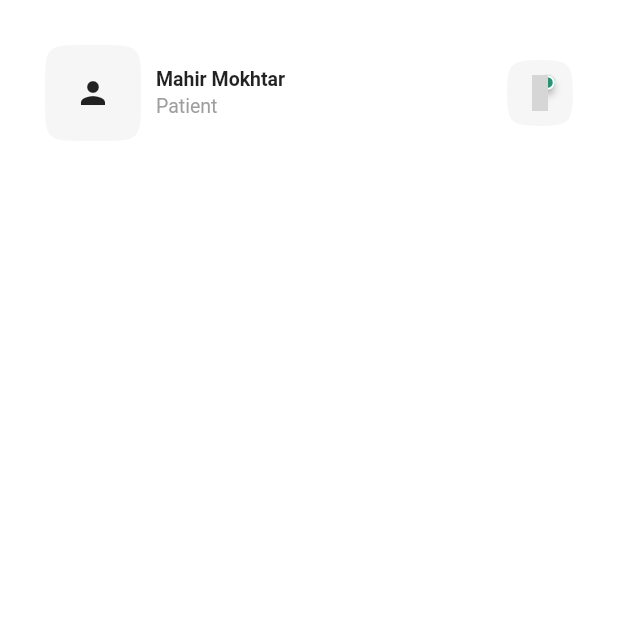
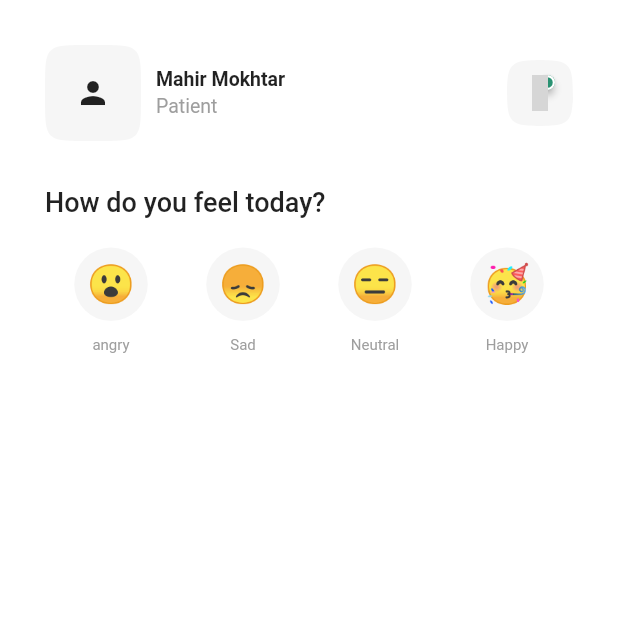
Before and after one commit to mahirAbdAlazimMokhtar/self_care, a Flutter app: the screen it shows after launch, on a phone screen of 412 x 824 dp, the top half of it. Run offline on Flutter 3.47's test engine with Material 2 defaults, Android fonts, the phone set to English and light mode, and no system bars; drawn by our look-alikes of badges; our stand-ins replace iconsax; grey boxes are pictures that could not be loaded.

Commit message:
finish how do feel a section☺️

```diff
--- a/lib/screens/home_screen.dart
+++ b/lib/screens/home_screen.dart
@@ -2,6 +2,7 @@ import 'package:badges/badges.dart' as badges;
 import 'package:flutter/material.dart';
 import 'package:iconsax/iconsax.dart';
 import 'package:self_care/utils/constants.dart';
+import 'package:self_care/widgets/feeling_widget.dart';
 
 class HomeScreen extends StatefulWidget {
   const HomeScreen({super.key});
@@ -70,14 +71,12 @@ class _HomeScreenState extends State<HomeScreen> {
                             Text('Patient',
                                 style: TextStyle(
                                     color: Colors.grey, fontSize: 13)),
-
-
                           ],
                         ),
                         const Spacer(),
                         Container(
                           decoration: ShapeDecoration(
-                              shape:ContinuousRectangleBorder(
+                            shape: ContinuousRectangleBorder(
                               borderRadius: BorderRadius.circular(30),
                             ),
                             color: Constants.grey,
@@ -95,16 +94,40 @@ class _HomeScreenState extends State<HomeScreen> {
                                 width: 1.5,
                               ),
                             ),
-                              child: const Icon(
-                                  Iconsax.notification5,
-                                  color:Colors.grey
+                            child: const Icon(Iconsax.notification5,
+                                color: Colors.grey),
                           ),
                         ),
-                          )
                       ],
-                      )
+                    ),
+                    const SizedBox(height: 30),
+                    const Row(
+                      children: [
+                        Text(
+                          'How do you feel today?',
+                          style: TextStyle(
+                            fontWeight: FontWeight.w500,
+                            fontSize: 18,
+                          ),
+                        ),
                       ],
-                  )),
+                    ),
+                    const SizedBox(
+                      height: 20,
+                    ),
+                    Row(
+                      mainAxisAlignment: MainAxisAlignment.spaceAround,
+                      children: [
+                        FeelingWidget(emoji: '😮', title: 'angry'),
+                        FeelingWidget(emoji: '😞', title: 'Sad'),
+                        FeelingWidget(emoji: '😑', title: 'Neutral'),
+                        FeelingWidget(emoji: '🥳', title: 'Happy'),
+
+                      ],
+                    ),
+                  ],
+                ),
+              ),
             ),
           ])
         ])));
--- /dev/null
+++ b/lib/widgets/feeling_widget.dart
@@ -0,0 +1,30 @@
+import 'package:flutter/material.dart';
+import 'package:self_care/utils/constants.dart';
+
+class FeelingWidget extends StatelessWidget {
+  FeelingWidget({super.key, required this.emoji, required this.title});
+
+  String emoji;
+  String title;
+
+  @override
+  Widget build(BuildContext context) {
+    return Column(
+      children: [
+        Container(
+          padding: const EdgeInsets.all(10.0),
+          decoration: BoxDecoration(
+            color: Constants.grey,
+            shape: BoxShape.circle,
+          ),
+          child: Text(
+            emoji,
+            style: const TextStyle(fontSize: 25),
+          ),
+        ),
+        const SizedBox(height: 10),
+        Text(title, style: const TextStyle(fontSize: 10, color: Colors.grey)),
+      ],
+    );
+  }
+}
```
Lines whose indentation alone changed are shown as unchanged.
